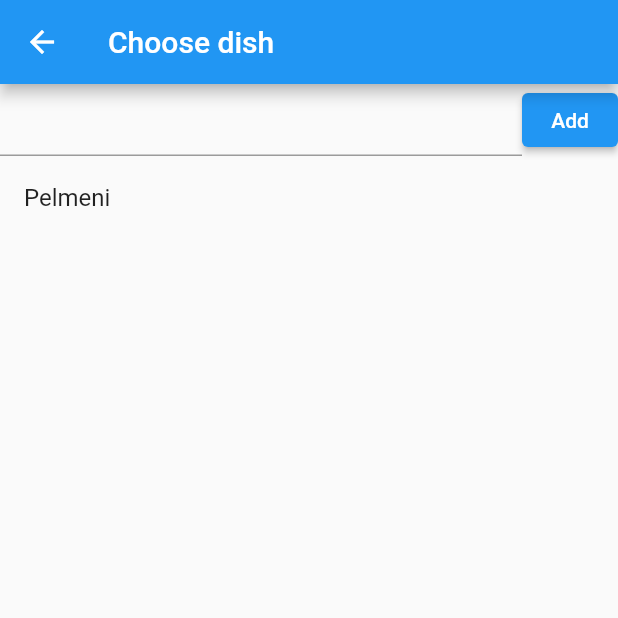
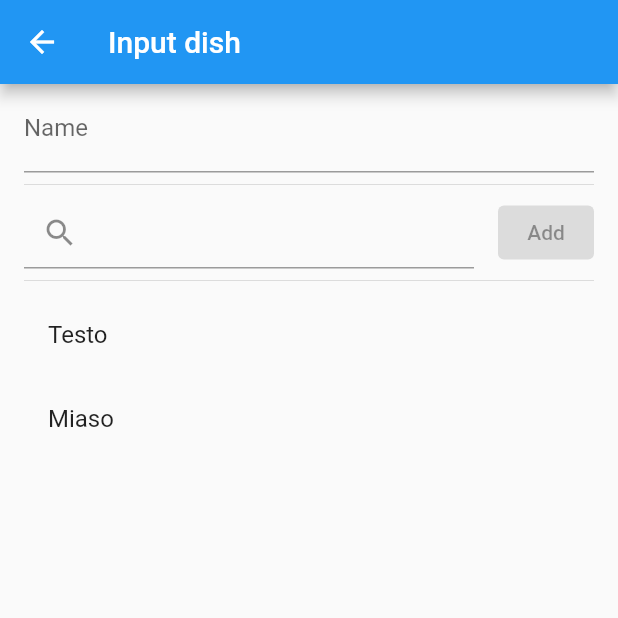
Before and after one commit to EgorenkovPavel/menu_planner, a Flutter app: the DishChooser screen opened directly, after a tap on "Add", on a phone screen of 412 x 824 dp, the top half of it. Run offline on Flutter 3.47's test engine with Material 2 defaults, Android fonts, the phone set to English and light mode, and no system bars; our stand-ins replace equatable, flutter_bloc, freezed_annotation, get_it; generated files the repository leaves out were written again.

Commit message:
Add input dish bloc

```diff
--- a/lib/src/data/data_repository_impl.dart
+++ b/lib/src/data/data_repository_impl.dart
@@ -43,4 +43,12 @@ class DataRepositoryImpl implements DataRepository {
   Future<void> addDishToMenu(int DishId, Day day) async {
 
   }
+
+  @override
+  Future<List<Ingredient>> getAllIngredients({String search = ''}) async {
+    return [
+      Ingredient(id: 1, name: 'Testo', unit: Unit('kg')),
+      Ingredient(id: 2, name: 'Miaso', unit: Unit('kg')),
+    ];
+  }
 }
--- a/lib/src/domain/repositories/data_repository.dart
+++ b/lib/src/domain/repositories/data_repository.dart
@@ -1,3 +1,5 @@
+import 'package:menu_planner/src/domain/models/ingredient.dart';
+
 import '../models/day.dart';
 import '../models/dish.dart';
 
@@ -11,4 +13,6 @@ abstract class DataRepository{
 
   Future<void> addDishToMenu(int DishId, Day day);
 
+  Future<List<Ingredient>> getAllIngredients({String search = ''});
+
 }
--- a/lib/src/ui/dish_chooser.dart
+++ b/lib/src/ui/dish_chooser.dart
@@ -1,8 +1,10 @@
 import 'package:flutter/material.dart';
 import 'package:flutter_bloc/flutter_bloc.dart';
 import 'package:menu_planner/src/ui/dish_chooser_bloc.dart';
+import 'package:menu_planner/src/ui/dish_input.dart';
 
 import '../di.dart';
+import 'search_bar.dart';
 
 class DishChooser extends StatelessWidget {
   const DishChooser({Key? key}) : super(key: key);
@@ -20,11 +22,17 @@ class DishChooser extends StatelessWidget {
             ),
             body: Column(
               children: [
-                Row(
-                  children: [
-                    SearchField(),
-                    ElevatedButton(onPressed: () {}, child: Text('Add')),
-                  ],
+                SearchBar(
+                  onChange: (text) => context
+                      .read<DishChooserBloc>()
+                      .add(DishChooserEvent.search(text)),
+                  onAdd: () async {
+                    final dishId = await Navigator.of(context).push(
+                        MaterialPageRoute(builder: (context) => DishInput()));
+                    if (dishId != null) {
+                      Navigator.of(context).pop(dishId);
+                    }
+                  },
                 ),
                 Expanded(
                     child: ListView(
@@ -46,22 +54,3 @@ class DishChooser extends StatelessWidget {
     );
   }
 }
-
-class SearchField extends StatefulWidget {
-  const SearchField({Key? key}) : super(key: key);
-
-  @override
-  State<SearchField> createState() => _SearchFieldState();
-}
-
-class _SearchFieldState extends State<SearchField> {
-  @override
-  Widget build(BuildContext context) {
-    return Expanded(
-      child: TextField(
-        onChanged: (text) =>
-            context.read<DishChooserBloc>().add(DishChooserEvent.search(text)),
-      ),
-    );
-  }
-}
--- /dev/null
+++ b/lib/src/ui/dish_input.dart
@@ -0,0 +1,55 @@
+import 'package:flutter/material.dart';
+import 'package:flutter_bloc/flutter_bloc.dart';
+import 'package:menu_planner/src/ui/dish_input_bloc.dart';
+
+import '../di.dart';
+import 'search_bar.dart';
+
+class DishInput extends StatelessWidget {
+  const DishInput({Key? key}) : super(key: key);
+
+  @override
+  Widget build(BuildContext context) {
+    return BlocProvider(
+      create: (context) =>
+          DishInputBloc(dataRepository: sl())..add(DishInputEvent.fetch()),
+      child: Builder(
+        builder: (context) {
+          return Scaffold(
+            appBar: AppBar(
+              title: Text('Input dish'),
+            ),
+            body: Padding(
+              padding: const EdgeInsets.symmetric(horizontal: 16.0),
+              child: Column(
+                children: [
+                  TextField(
+                    decoration: InputDecoration(
+                      label: Text('Name'),
+                    ),
+                  ),
+                  Divider(),
+                  SearchBar(
+                      onChange: (text) => context
+                          .read<DishInputBloc>()
+                          .add(DishInputEvent.search(text)),
+                      ),
+                  Divider(),
+                  Expanded(child: BlocBuilder<DishInputBloc, DishInputState>(
+                    builder: (context, state){
+                      return ListView(
+                        children: state.ingredients.map((e) => ListTile(
+                          title: Text(e.name),
+                        )).toList(),
+                      );
+                    },
+                  ),),
+                ],
+              ),
+            ),
+          );
+        },
+      ),
+    );
+  }
+}
--- /dev/null
+++ b/lib/src/ui/dish_input_bloc.dart
@@ -0,0 +1,48 @@
+import 'dart:async';
+
+import 'package:flutter_bloc/flutter_bloc.dart';
+import 'package:freezed_annotation/freezed_annotation.dart';
+import 'package:menu_planner/src/domain/models/ingredient.dart';
+import 'package:menu_planner/src/domain/repositories/data_repository.dart';
+
+part 'dish_input_bloc.freezed.dart';
+
+@freezed
+class DishInputEvent with _$DishInputEvent {
+  const factory DishInputEvent.fetch() = _FetchDishInputEvent;
+
+  const factory DishInputEvent.search(String text) = _SearchDishInputEvent;
+}
+
+@freezed
+class DishInputState with _$DishInputState {
+  const factory DishInputState.main({
+    required List<Ingredient> ingredients,
+  }) = _MainDishInputState;
+}
+
+class DishInputBloc extends Bloc<DishInputEvent, DishInputState> {
+  final DataRepository _dataRepository;
+
+  DishInputBloc({required DataRepository dataRepository})
+      : _dataRepository = dataRepository,
+        super(DishInputState.main(
+          ingredients: [],
+        )) {
+    on<DishInputEvent>((event, emitter) => event.map(
+          fetch: (event) => _onFetch(event, emitter),
+      search: (event) => _onSearch(event, emitter),
+        ));
+  }
+
+  FutureOr _onFetch(
+      _FetchDishInputEvent event, Emitter<DishInputState> emit) async {
+    final ingredients = await _dataRepository.getAllIngredients();
+    emit(DishInputState.main(ingredients: ingredients));
+  }
+
+  FutureOr _onSearch(_SearchDishInputEvent event, Emitter<DishInputState> emit) async {
+    final ingredients = await _dataRepository.getAllIngredients(search: event.text);
+    emit(DishInputState.main(ingredients: ingredients));
+  }
+}
--- /dev/null
+++ b/lib/src/ui/search_bar.dart
@@ -0,0 +1,32 @@
+import 'package:flutter/material.dart';
+
+class SearchBar extends StatefulWidget {
+  const SearchBar({Key? key, this.onChange, this.onAdd}) : super(key: key);
+
+  final void Function(String text)? onChange;
+  final void Function()? onAdd;
+
+  @override
+  State<SearchBar> createState() => _SearchBarState();
+}
+
+class _SearchBarState extends State<SearchBar> {
+  @override
+  Widget build(BuildContext context) {
+    return Row(
+      children: [
+        Expanded(
+          child: TextField(
+            onChanged: widget.onChange,
+            decoration: InputDecoration(prefixIcon: Icon(Icons.search)),
+          ),
+        ),
+        SizedBox(width: 16),
+        ElevatedButton(
+          onPressed: widget.onAdd,
+          child: Text('Add'),
+        ),
+      ],
+    );
+  }
+}
```
